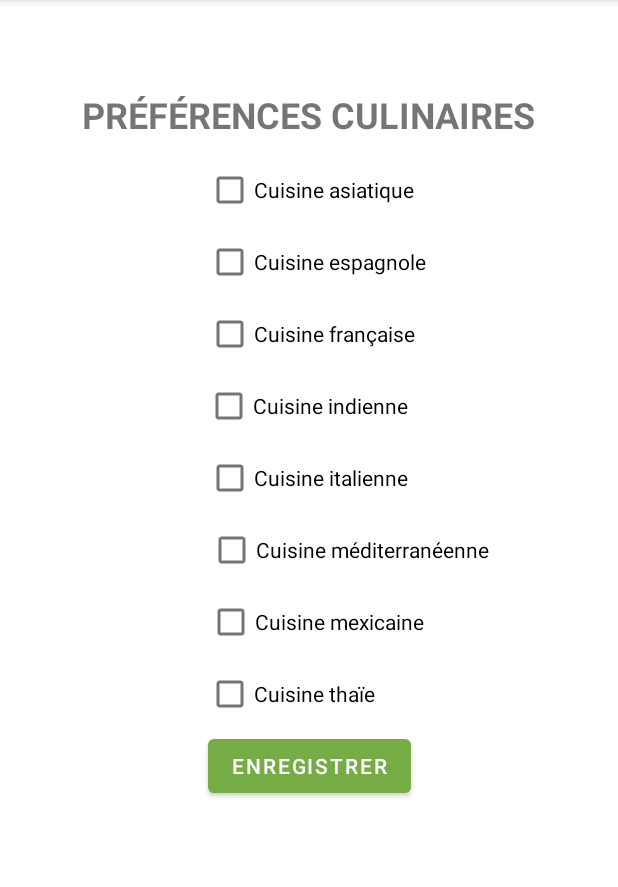
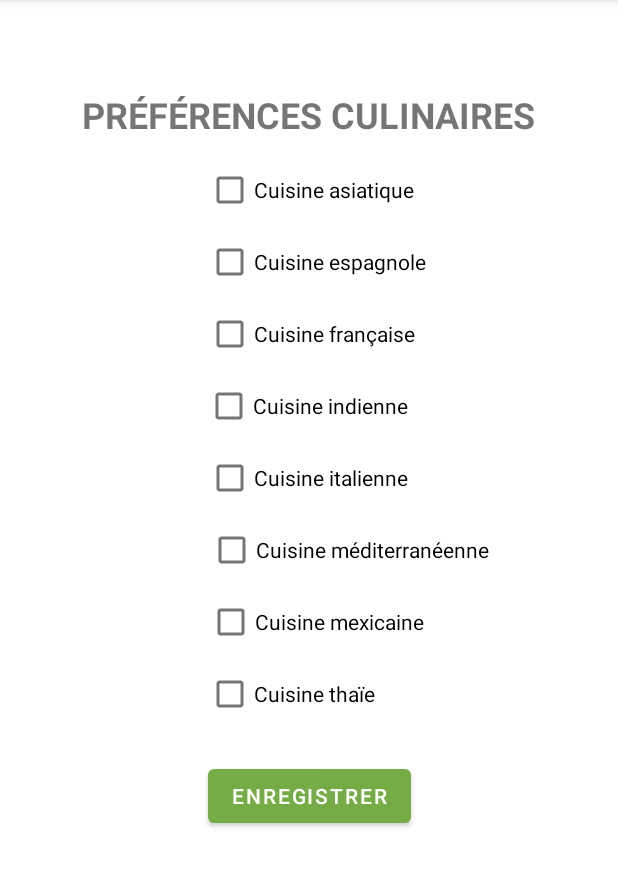
Before and after one commit to Loicpln/TikToque, an Android app: the PreferenceActivity screen opened directly, with no data from a screen before it, on a phone screen of 412 x 824 dp, the part 84-971 px from its top. Run offline under Robolectric (Android 15) with nearby library versions, the phone set to English and light mode, and no system bars; our stand-ins replace Firebase (no records; nobody signed in at launch, a user with empty details on screens opened directly).

```diff
--- a/app/src/main/res/layout/activity_preference.xml
+++ b/app/src/main/res/layout/activity_preference.xml
@@ -17,7 +17,21 @@
         app:layout_constraintStart_toStartOf="parent"
         app:layout_constraintTop_toTopOf="parent" />
 
-    <CheckBox
+    <!--<Spinner
+        android:id="@+id/typecuisine"
+        android:layout_width="0dp"
+        android:layout_height="48dp"
+        android:layout_marginStart="16dp"
+        android:layout_marginTop="16dp"
+        android:layout_marginEnd="16dp"
+        android:entries="@array/type_food"
+        android:hint="Préférences gastronomiques"
+        android:inputType="textPersonName"
+        app:layout_constraintEnd_toEndOf="parent"
+        app:layout_constraintStart_toStartOf="parent"
+        app:layout_constraintTop_toBottomOf="@id/textViewTitle" /> -->
+
+        <CheckBox
         android:id="@+id/checkBoxType1"
         android:layout_width="wrap_content"
         android:layout_height="wrap_content"
@@ -103,97 +117,11 @@
         android:id="@+id/buttonSave"
         android:layout_width="wrap_content"
         android:layout_height="wrap_content"
+        android:layout_marginTop="20dp"
         android:text="Enregistrer"
         app:layout_constraintEnd_toEndOf="parent"
         app:layout_constraintStart_toStartOf="parent"
         app:layout_constraintTop_toBottomOf="@id/checkBoxType8" />
+        <!-- app:layout_constraintTop_toBottomOf="@+id/typecuisine" /> -->
 
 </androidx.constraintlayout.widget.ConstraintLayout>
-
-<!-- <androidx.constraintlayout.widget.ConstraintLayout
-    xmlns:android="http://schemas.android.com/apk/res/android"
-    xmlns:app="http://schemas.android.com/apk/res-auto"
-    android:layout_width="match_parent"
-    android:layout_height="match_parent">
-
-    <TextView
-        android:id="@+id/textViewTitle"
-        android:layout_width="wrap_content"
-        android:layout_height="wrap_content"
-        android:layout_marginTop="60dp"
-        android:text="Préférences culinaires"
-        android:textAllCaps="true"
-        android:textSize="24sp"
-        android:textStyle="bold"
-        app:layout_constraintEnd_toEndOf="parent"
-        app:layout_constraintStart_toStartOf="parent"
-        app:layout_constraintTop_toTopOf="parent" />
-
-    <RadioGroup
-        android:id="@+id/radioGroupFoodTypes"
-        android:layout_width="wrap_content"
-        android:layout_height="wrap_content"
-        android:layout_marginTop="20dp"
-        app:layout_constraintEnd_toEndOf="parent"
-        app:layout_constraintStart_toStartOf="parent"
-        app:layout_constraintTop_toBottomOf="@id/textViewTitle">
-
-        <RadioButton
-            android:id="@+id/radioButtonType1"
-            android:layout_width="wrap_content"
-            android:layout_height="wrap_content"
-            android:text="Cuisine asiatique" />
-
-        <RadioButton
-            android:id="@+id/radioButtonType2"
-            android:layout_width="wrap_content"
-            android:layout_height="wrap_content"
-            android:text="Cuisine espagnole" />
-
-        <RadioButton
-            android:id="@+id/radioButtonType3"
-            android:layout_width="wrap_content"
-            android:layout_height="wrap_content"
-            android:text="Cuisine française" />
-
-        <RadioButton
-            android:id="@+id/radioButtonType4"
-            android:layout_width="wrap_content"
-            android:layout_height="wrap_content"
-            android:text="Cuisine indienne" />
-
-        <RadioButton
-            android:id="@+id/radioButtonType5"
-            android:layout_width="wrap_content"
-            android:layout_height="wrap_content"
-            android:text="Cuisine italienne" />
-
-        <RadioButton
-            android:id="@+id/radioButtonType6"
-            android:layout_width="wrap_content"
-            android:layout_height="wrap_content"
-            android:text="Cuisine méditerranéenne" />
-
-        <RadioButton
-            android:id="@+id/radioButtonType7"
-            android:layout_width="wrap_content"
-            android:layout_height="wrap_content"
-            android:text="Cuisine mexicaine" />
-
-        <RadioButton
-            android:id="@+id/radioButtonType8"
-            android:layout_width="wrap_content"
-            android:layout_height="wrap_content"
-            android:text="Cuisine thaïe" />
-    </RadioGroup>
-
-    <Button
-        android:id="@+id/buttonSave"
-        android:layout_width="wrap_content"
-        android:layout_height="wrap_content"
-        android:text="Enregistrer"
-        app:layout_constraintTop_toBottomOf="@id/radioGroupFoodTypes"
-        app:layout_constraintStart_toStartOf="parent"
-        app:layout_constraintEnd_toEndOf="parent" />
-
-</androidx.constraintlayout.widget.ConstraintLayout> -->
--- a/app/src/main/res/values/strings.xml
+++ b/app/src/main/res/values/strings.xml
@@ -28,4 +28,23 @@
         <item>Gluten Free</item>
         <item>Autre</item>
     </string-array>
+
+    <string-array name="type_food">
+        <item>Fast Food</item>
+        <item>Italien</item>
+        <item>Français</item>
+        <item>Mediterranean</item>
+        <item>Turc</item>
+        <item>Mexicain</item>
+        <item>Indien</item>
+        <item>Thaï</item>
+        <item>Libanais</item>
+        <item>Brésilien</item>
+        <item>Américain</item>
+        <item>Asiatique</item>
+        <item>Végétarien</item>
+        <item>Vegan</item>
+        <item>Gluten Free</item>
+        <item>Espagnol</item>
+    </string-array>
 </resources>
```
